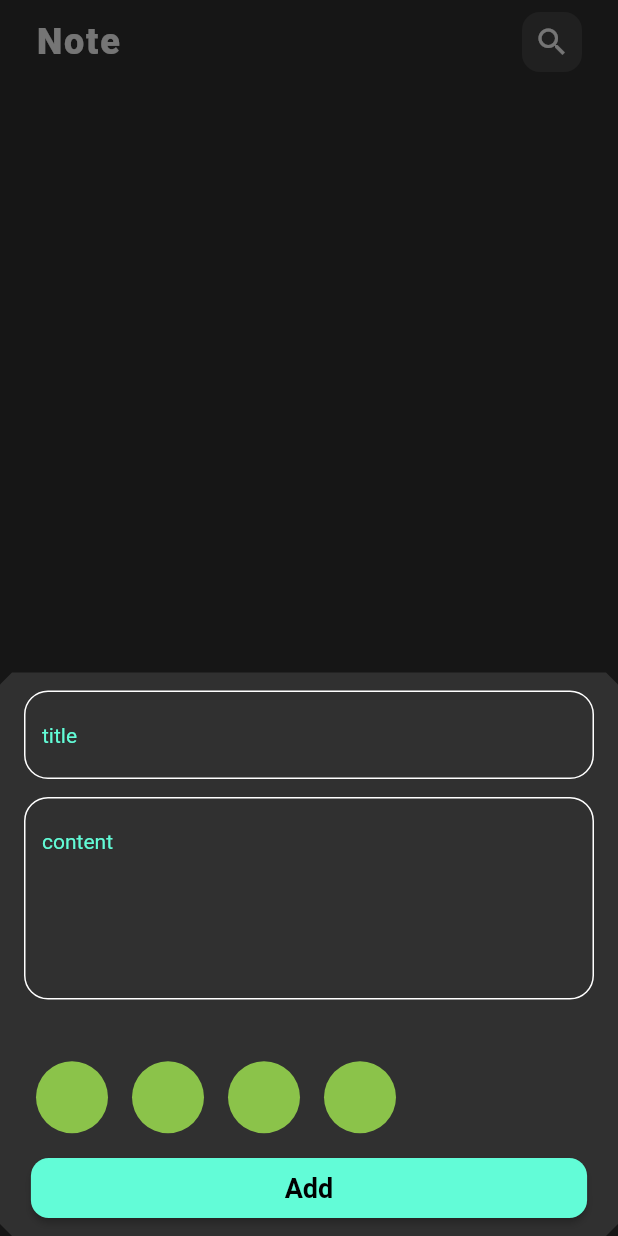
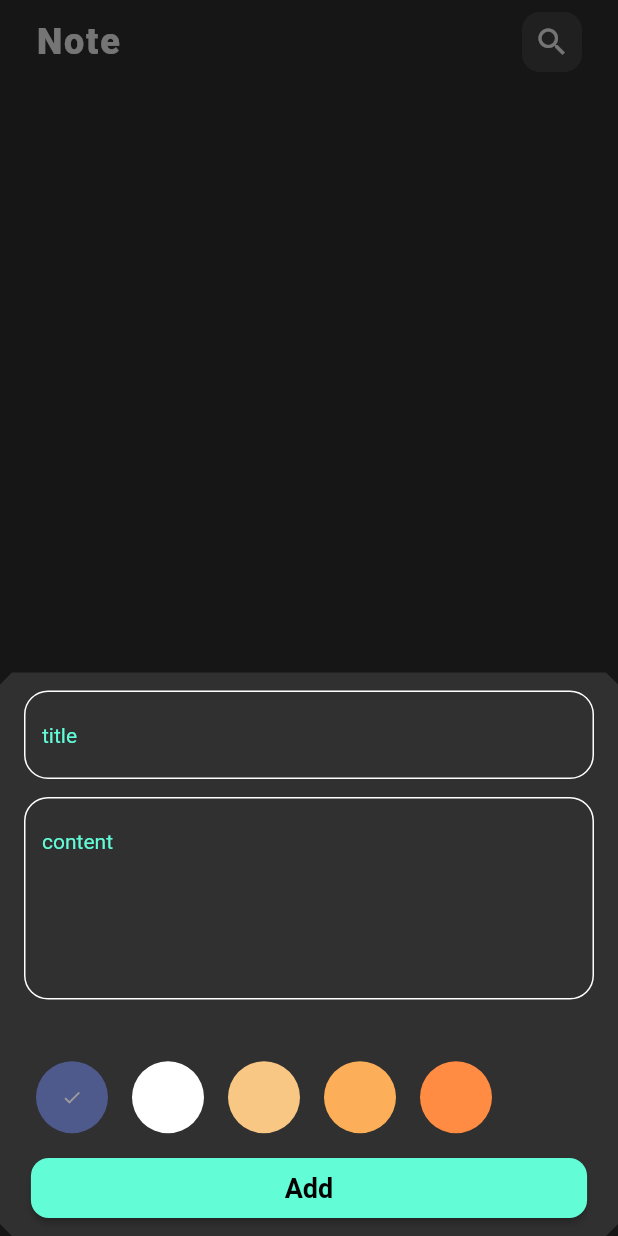
Before and after one commit to hosamff2001/noteapp, a Flutter app: the screen it shows after launch, after a tap on the "add" icon, on a phone screen of 412 x 824 dp. Run offline on Flutter 3.47's test engine with Material 2 defaults, Android fonts, the phone set to English and light mode, and no system bars; our stand-ins replace bloc, flutter_bloc, get_it, go_router, hive, hive_flutter; accounts and stored records are empty.

Commit message:
Select color

```diff
--- /dev/null
+++ b/lib/core/widgets/custom_Color.dart
@@ -0,0 +1,23 @@
+import 'package:flutter/material.dart';
+
+class ColorItem extends StatelessWidget {
+  const ColorItem({super.key, required this.ispicket, required this.color});
+  final Color color;
+  final bool ispicket;
+  @override
+  Widget build(BuildContext context) {
+    return Padding(
+      padding: const EdgeInsets.symmetric(horizontal: 8.0),
+      child: CircleAvatar(
+        backgroundColor: color,
+        radius: 24,
+        child: ispicket
+            ? const Icon(
+                Icons.check,
+                size: 14,
+              )
+            : null,
+      ),
+    );
+  }
+}
--- /dev/null
+++ b/lib/core/widgets/custom_Listview_of_colors.dart
@@ -0,0 +1,40 @@
+import 'package:flutter/material.dart';
+
+import 'custom_Color.dart';
+
+class ListViewColors extends StatefulWidget {
+  const ListViewColors({super.key});
+
+  @override
+  State<ListViewColors> createState() => _ListViewColorsState();
+}
+
+class _ListViewColorsState extends State<ListViewColors> {
+  int currentindex = 0;
+  List<Color> colors = const [
+    Color(0xff4E598C),
+    Color(0xffFFFFFF),
+    Color(0xffF9C784),
+    Color(0xffFCAF58),
+    Color(0xffFF8C42),
+  ];
+  @override
+  Widget build(BuildContext context) {
+    return SizedBox(
+        height: 48,
+        child: ListView.builder(
+          scrollDirection: Axis.horizontal,
+          itemCount: colors.length,
+          itemBuilder: (context, index) => InkWell(
+            onTap: () {
+              currentindex = index;
+              setState(() {});
+            },
+            child: ColorItem(
+              color: colors[index],
+              ispicket: index == currentindex,
+            ),
+          ),
+        ));
+  }
+}
--- a/lib/core/widgets/custom_note_form.dart
+++ b/lib/core/widgets/custom_note_form.dart
@@ -4,6 +4,7 @@ import '../../constans.dart';
 import '../../featchers/home/data/model/note_model.dart';
 import '../../featchers/home/presentation/manger/add_note_cubit/add_note_cubit.dart';
 import '../utliz/stayles.dart';
+import 'custom_Listview_of_colors.dart';
 import 'custom_textfiled.dart';
 import 'custombutton.dart';
 
@@ -77,33 +78,3 @@ class _AddNoteFormState extends State<AddNoteForm> {
     );
   }
 }
-
-class ColorItem extends StatelessWidget {
-  const ColorItem({super.key});
-
-  @override
-  Widget build(BuildContext context) {
-    return const Padding(
-      padding: EdgeInsets.symmetric(horizontal: 8.0),
-      child: CircleAvatar(
-        backgroundColor: Colors.lightGreen,
-        radius: 24,
-      ),
-    );
-  }
-}
-
-class ListViewColors extends StatelessWidget {
-  const ListViewColors({super.key});
-
-  @override
-  Widget build(BuildContext context) {
-    return SizedBox(
-        height: 48,
-        child: ListView.builder(
-          scrollDirection: Axis.horizontal,
-          itemCount: 4,
-          itemBuilder: (context, index) => const ColorItem(),
-        ));
-  }
-}
```
